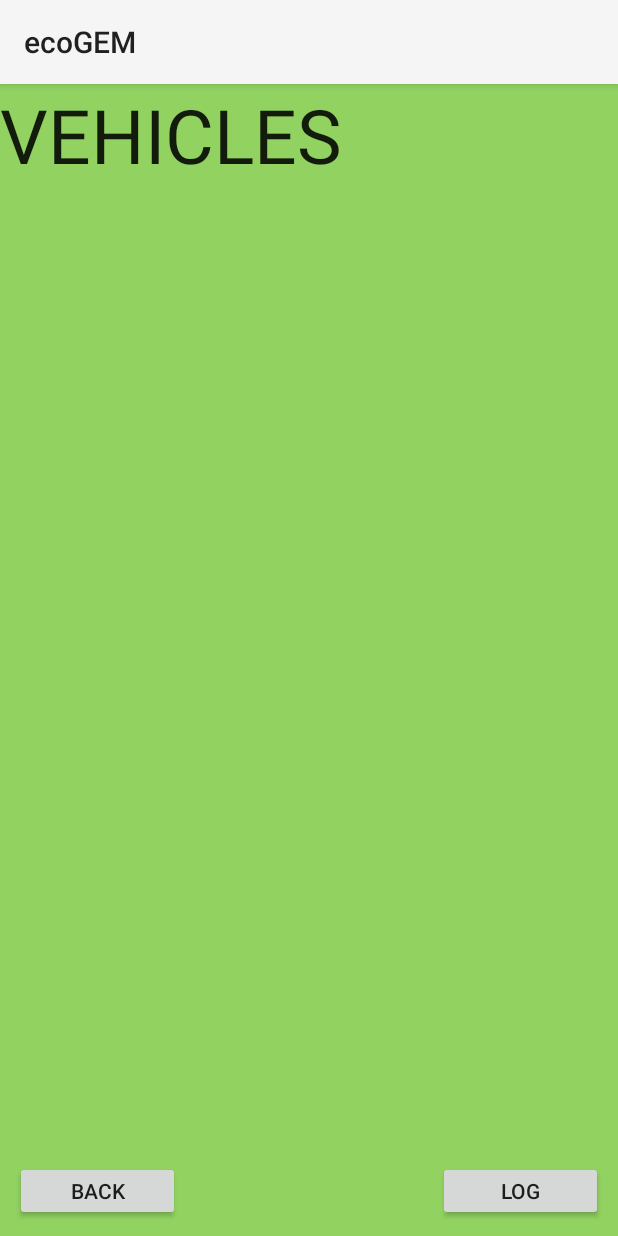
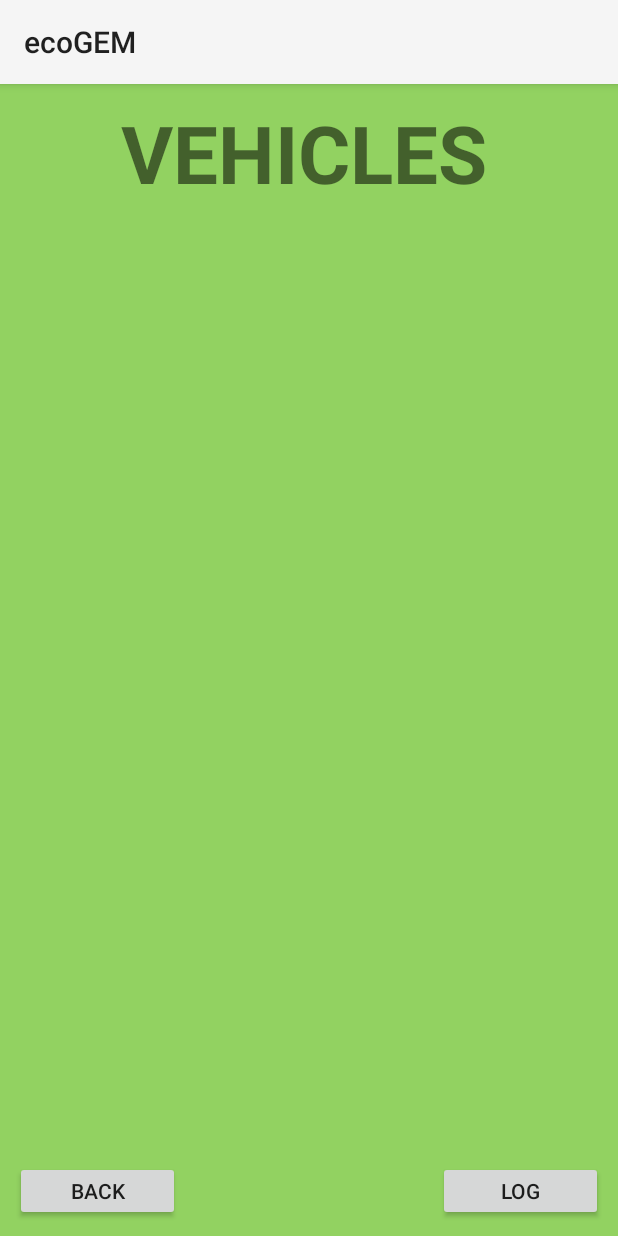
Before and after one commit to sarahyeo/EcoGEM, an Android app: the VehiclesActivity screen opened directly, with no data from a screen before it, on a phone screen of 412 x 824 dp. Run offline under Robolectric (Android 15) with nearby library versions, the phone set to English and light mode, and no system bars; 1 statement that could not run was skipped.

Commit message:
Consistency in title

```diff
--- a/app/src/main/res/layout/activity_vehicle.xml
+++ b/app/src/main/res/layout/activity_vehicle.xml
@@ -8,14 +8,17 @@
     <TextView
         android:layout_width="wrap_content"
         android:layout_height="wrap_content"
-        android:textAppearance="?android:attr/textAppearanceLarge"
         android:text="VEHICLES"
         android:id="@+id/textView"
         android:layout_gravity="center_horizontal"
         android:width="250dp"
-        android:textSize="50dp"
+        android:textSize="53sp"
+        android:textStyle="bold"
         android:layout_alignParentTop="true"
-        android:layout_alignStart="@+id/button0" />
+        android:layout_alignStart="@+id/button0"
+        android:layout_centerHorizontal="true"
+        android:layout_marginBottom="0dp"
+        android:layout_marginTop="10dp" />
 
     <Button
         android:layout_width="wrap_content"
@@ -29,7 +32,7 @@
         android:onClick="onCarButton"
         android:layout_below="@+id/textView"
         android:layout_centerHorizontal="true"
-        android:layout_marginTop="59dp" />
+        android:layout_marginTop="50dp" />
 
     <Button
         android:layout_width="wrap_content"
```
